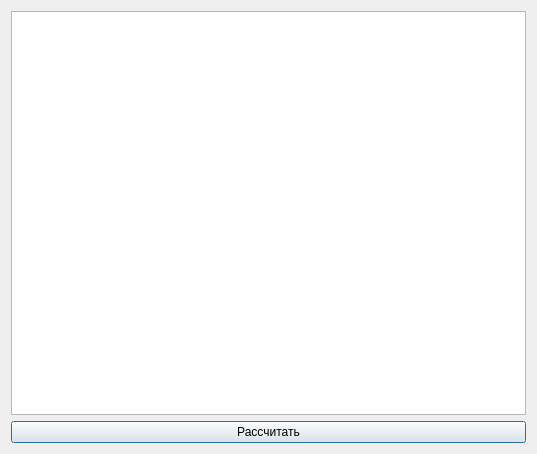
This is sources/XiSquare.ui in AndreyTulyakov/TextStageProcessor as Qt 5 draws it before an edit. The edited form follows.
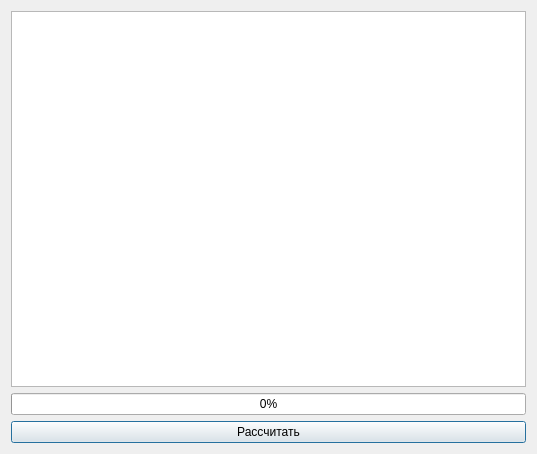
This is the edited form.

The edit to the form file:
```diff
--- a/sources/XiSquare.ui
+++ b/sources/XiSquare.ui
@@ -21,6 +21,13 @@
      </property>
     </widget>
    </item>
+   <item>
+    <widget class="QProgressBar" name="progressBar">
+     <property name="value">
+      <number>0</number>
+     </property>
+    </widget>
+   </item>
    <item>
     <widget class="QPushButton" name="buttonProcess">
      <property name="text">
```
Left out of the diff: 2 changed lines with no effect on the pictures.
